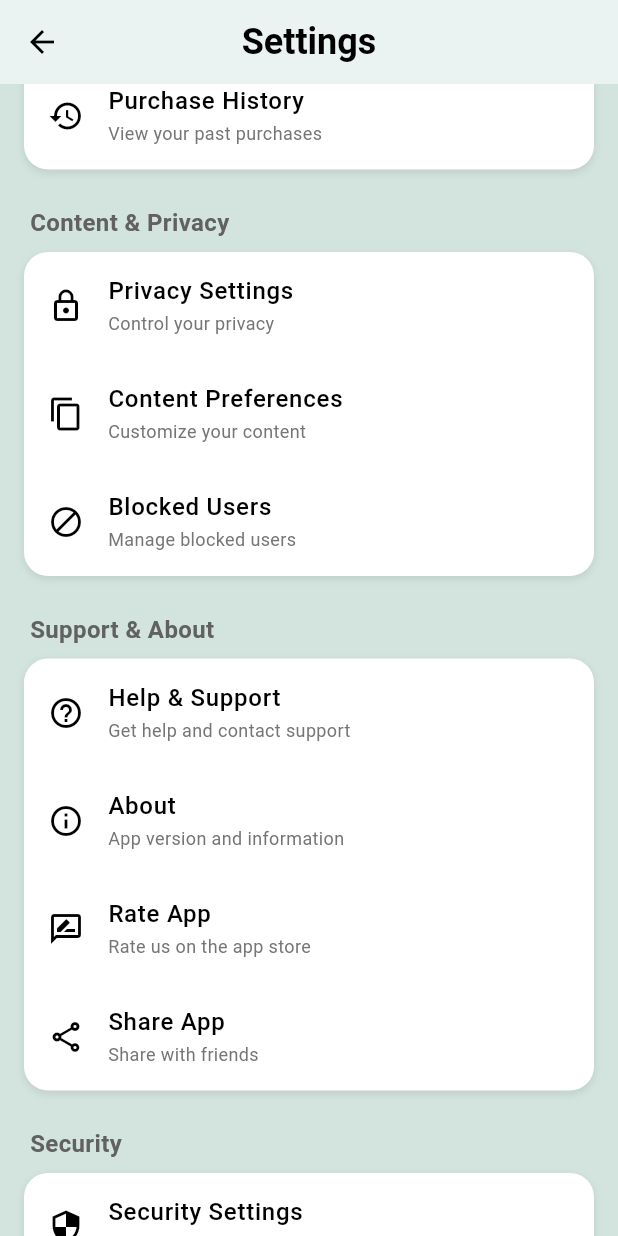
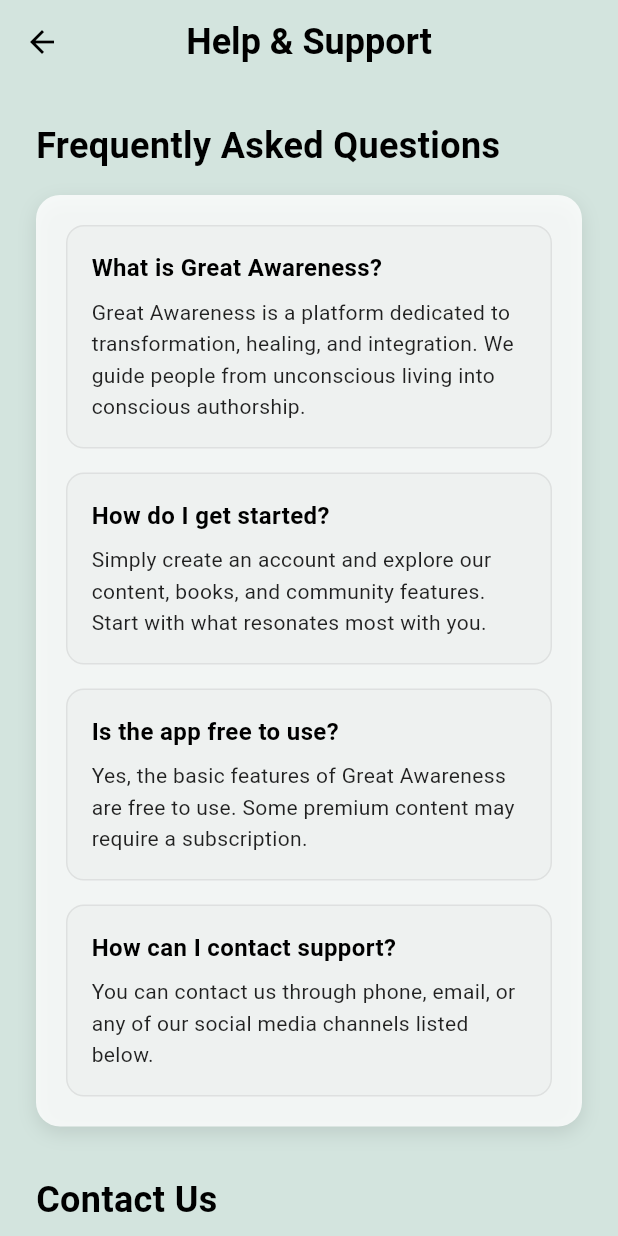
Before and after one commit to confab-sys/GWA, a Flutter app: the SettingsScreen screen opened directly, scrolled down 576 dp, after a tap on "Help & Support", on a phone screen of 412 x 824 dp. Run offline on Flutter 3.47's test engine with Material 3 defaults, Android fonts, the phone set to English and light mode, and no system bars; our stand-ins replace chewie, device_info_plus, flutter_html, google_fonts, image_picker, shared_preferences and 2 more; missing offline and left inert: epubx; accounts and stored records are empty; network calls fail; Roboto replaces fonts that are missing (Judson).

Commit message:
feat(screens): add about us and help support screens
- Create new AboutUsScreen with mission, vision and contact information
- Create new HelpSupportScreen with FAQ, contact and social media sections
- Update main.dart to include new screen routes
- Replace in-dialog about info with navigation to new AboutUsScreen

```diff
--- a/great-awareness-frontend/lib/main.dart
+++ b/great-awareness-frontend/lib/main.dart
@@ -6,6 +6,8 @@ import 'screens/login_screen.dart';
 import 'screens/login1_screen.dart';
 import 'screens/signup_screen.dart';
 import 'screens/feed_screen.dart';
+import 'screens/about_us_screen.dart';
+import 'screens/help_support_screen.dart';
 import 'services/auth_service.dart';
 import 'services/theme_provider.dart';
 import 'services/notification_service.dart';
@@ -39,6 +41,8 @@ class MyApp extends StatelessWidget {
               '/login1': (_) => const Login1Screen(),
               '/signup': (_) => const SignupScreen(),
               '/home': (_) => const FeedScreen(),
+              '/about': (_) => const AboutUsScreen(),
+              '/help': (_) => const HelpSupportScreen(),
             },
           );
         },
--- /dev/null
+++ b/great-awareness-frontend/lib/screens/help_support_screen.dart
@@ -0,0 +1,397 @@
+import 'package:flutter/material.dart';
+import 'package:google_fonts/google_fonts.dart';
+import 'package:url_launcher/url_launcher.dart';
+
+class HelpSupportScreen extends StatelessWidget {
+  const HelpSupportScreen({super.key});
+
+  Future<void> _launchUrl(String url) async {
+    final Uri uri = Uri.parse(url);
+    if (!await launchUrl(uri)) {
+      throw Exception('Could not launch $url');
+    }
+  }
+
+  Future<void> _makePhoneCall(String phoneNumber) async {
+    final Uri launchUri = Uri(
+      scheme: 'tel',
+      path: phoneNumber,
+    );
+    if (!await launchUrl(launchUri)) {
+      throw Exception('Could not launch phone call');
+    }
+  }
+
+  Future<void> _sendEmail(String email) async {
+    final Uri launchUri = Uri(
+      scheme: 'mailto',
+      path: email,
+    );
+    if (!await launchUrl(launchUri)) {
+      throw Exception('Could not launch email');
+    }
+  }
+
+  @override
+  Widget build(BuildContext context) {
+    return Scaffold(
+      backgroundColor: const Color(0xFFD3E4DE),
+      appBar: AppBar(
+        backgroundColor: Colors.transparent,
+        elevation: 0,
+        leading: IconButton(
+          icon: const Icon(Icons.arrow_back, color: Colors.black),
+          onPressed: () => Navigator.of(context).pop(),
+        ),
+        title: Text(
+          'Help & Support',
+          style: GoogleFonts.judson(
+            textStyle: const TextStyle(
+              color: Colors.black,
+              fontSize: 24,
+              fontWeight: FontWeight.bold,
+            ),
+          ),
+        ),
+        centerTitle: true,
+      ),
+      body: SingleChildScrollView(
+        padding: const EdgeInsets.all(24.0),
+        child: Column(
+          crossAxisAlignment: CrossAxisAlignment.start,
+          children: [
+            // FAQ Section
+            Text(
+              'Frequently Asked Questions',
+              style: GoogleFonts.judson(
+                textStyle: const TextStyle(
+                  fontSize: 24,
+                  fontWeight: FontWeight.bold,
+                  color: Colors.black,
+                ),
+              ),
+            ),
+            const SizedBox(height: 16),
+
+            Container(
+              padding: const EdgeInsets.all(20),
+              decoration: BoxDecoration(
+                color: Colors.white.withValues(alpha: 0.8),
+                borderRadius: BorderRadius.circular(16),
+                boxShadow: [
+                  BoxShadow(
+                    color: Colors.black.withValues(alpha: 0.1),
+                    blurRadius: 10,
+                    offset: const Offset(0, 4),
+                  ),
+                ],
+              ),
+              child: Column(
+                crossAxisAlignment: CrossAxisAlignment.start,
+                children: [
+                  _buildFAQItem(
+                    'What is Great Awareness?',
+                    'Great Awareness is a platform dedicated to transformation, healing, and integration. We guide people from unconscious living into conscious authorship.',
+                  ),
+                  const SizedBox(height: 16),
+                  _buildFAQItem(
+                    'How do I get started?',
+                    'Simply create an account and explore our content, books, and community features. Start with what resonates most with you.',
+                  ),
+                  const SizedBox(height: 16),
+                  _buildFAQItem(
+                    'Is the app free to use?',
+                    'Yes, the basic features of Great Awareness are free to use. Some premium content may require a subscription.',
+                  ),
+                  const SizedBox(height: 16),
+                  _buildFAQItem(
+                    'How can I contact support?',
+                    'You can contact us through phone, email, or any of our social media channels listed below.',
+                  ),
+                ],
+              ),
+            ),
+
+            const SizedBox(height: 32),
+
+            // Contact Us Section
+            Text(
+              'Contact Us',
+              style: GoogleFonts.judson(
+                textStyle: const TextStyle(
+                  fontSize: 24,
+                  fontWeight: FontWeight.bold,
+                  color: Colors.black,
+                ),
+              ),
+            ),
+            const SizedBox(height: 16),
+
+            Container(
+              padding: const EdgeInsets.all(20),
+              decoration: BoxDecoration(
+                color: Colors.white.withValues(alpha: 0.8),
+                borderRadius: BorderRadius.circular(16),
+                boxShadow: [
+                  BoxShadow(
+                    color: Colors.black.withValues(alpha: 0.1),
+                    blurRadius: 10,
+                    offset: const Offset(0, 4),
+                  ),
+                ],
+              ),
+              child: Column(
+                children: [
+                  _buildContactItem(
+                    icon: Icons.phone,
+                    title: 'Phone',
+                    subtitle: '+254 725 630 194',
+                    onTap: () => _makePhoneCall('+254725630194'),
+                    iconColor: Colors.green,
+                  ),
+                  const SizedBox(height: 16),
+                  _buildContactItem(
+                    icon: Icons.email,
+                    title: 'Email',
+                    subtitle: 'greatawareness1@gmail.com',
+                    onTap: () => _sendEmail('greatawareness1@gmail.com'),
+                    iconColor: Colors.blue,
+                  ),
+                ],
+              ),
+            ),
+
+            const SizedBox(height: 32),
+
+            // Social Media Section
+            Text(
+              'Connect With Us',
+              style: GoogleFonts.judson(
+                textStyle: const TextStyle(
+                  fontSize: 24,
+                  fontWeight: FontWeight.bold,
+                  color: Colors.black,
+                ),
+              ),
+            ),
+            const SizedBox(height: 16),
+
+            Container(
+              padding: const EdgeInsets.all(20),
+              decoration: BoxDecoration(
+                color: Colors.white.withValues(alpha: 0.8),
+                borderRadius: BorderRadius.circular(16),
+                boxShadow: [
+                  BoxShadow(
+                    color: Colors.black.withValues(alpha: 0.1),
+                    blurRadius: 10,
+                    offset: const Offset(0, 4),
+                  ),
+                ],
+              ),
+              child: Column(
+                children: [
+                  _buildSocialMediaItem(
+                    icon: Icons.chat_bubble,
+                    title: 'WhatsApp Group',
+                    subtitle: 'Join our community group',
+                    onTap: () => _launchUrl('https://chat.whatsapp.com/H8DGK7wnp6IHMcR91KajlC?mode=hqrc'),
+                    iconColor: Colors.green,
+                  ),
+                  const SizedBox(height: 16),
+                  _buildSocialMediaItem(
+                    icon: Icons.broadcast_on_personal,
+                    title: 'WhatsApp Channel',
+                    subtitle: 'Follow our updates',
+                    onTap: () => _launchUrl('https://whatsapp.com/channel/0029Vb6Ej107IUYZJY9gPI0o'),
+                    iconColor: Colors.green,
+                  ),
+                  const SizedBox(height: 16),
+                  _buildSocialMediaItem(
+                    icon: Icons.music_note,
+                    title: 'TikTok',
+                    subtitle: 'Follow us on TikTok',
+                    onTap: () => _launchUrl('https://www.tiktok.com/@ashwa.vlogs'),
+                    iconColor: Colors.pink,
+                  ),
+                ],
+              ),
+            ),
+
+            const SizedBox(height: 40),
+          ],
+        ),
+      ),
+    );
+  }
+
+  Widget _buildFAQItem(String question, String answer) {
+    return Container(
+      padding: const EdgeInsets.all(16),
+      decoration: BoxDecoration(
+        color: Colors.grey.withValues(alpha: 0.05),
+        borderRadius: BorderRadius.circular(12),
+        border: Border.all(
+          color: Colors.grey.withValues(alpha: 0.2),
+          width: 1,
+        ),
+      ),
+      child: Column(
+        crossAxisAlignment: CrossAxisAlignment.start,
+        children: [
+          Text(
+            question,
+            style: GoogleFonts.judson(
+              textStyle: const TextStyle(
+                fontSize: 16,
+                fontWeight: FontWeight.bold,
+                color: Colors.black,
+              ),
+            ),
+          ),
+          const SizedBox(height: 8),
+          Text(
+            answer,
+            style: GoogleFonts.judson(
+              textStyle: const TextStyle(
+                fontSize: 14,
+                height: 1.5,
+                color: Colors.black87,
+              ),
+            ),
+          ),
+        ],
+      ),
+    );
+  }
+
+  Widget _buildContactItem({
+    required IconData icon,
+    required String title,
+    required String subtitle,
+    required VoidCallback onTap,
+    required Color iconColor,
+  }) {
+    return InkWell(
+      onTap: onTap,
+      borderRadius: BorderRadius.circular(12),
+      child: Container(
+        padding: const EdgeInsets.all(16),
+        decoration: BoxDecoration(
+          color: Colors.grey.withValues(alpha: 0.05),
+          borderRadius: BorderRadius.circular(12),
+          border: Border.all(
+            color: Colors.grey.withValues(alpha: 0.2),
+            width: 1,
+          ),
+        ),
+        child: Row(
+          children: [
+            Container(
+              padding: const EdgeInsets.all(12),
+              decoration: BoxDecoration(
+                color: iconColor.withValues(alpha: 0.1),
+                borderRadius: BorderRadius.circular(8),
+              ),
+              child: Icon(icon, color: iconColor, size: 24),
+            ),
+            const SizedBox(width: 16),
+            Expanded(
+              child: Column(
+                crossAxisAlignment: CrossAxisAlignment.start,
+                children: [
+                  Text(
+                    title,
+                    style: GoogleFonts.judson(
+                      textStyle: const TextStyle(
+                        fontSize: 16,
+                        fontWeight: FontWeight.bold,
+                        color: Colors.black,
+                      ),
+                    ),
+                  ),
+                  const SizedBox(height: 4),
+                  Text(
+                    subtitle,
+                    style: GoogleFonts.judson(
+                      textStyle: const TextStyle(
+                        fontSize: 14,
+                        color: Colors.black87,
+                      ),
+                    ),
+                  ),
+                ],
+              ),
+            ),
+            const Icon(Icons.arrow_forward_ios, color: Colors.grey, size: 16),
+          ],
+        ),
+      ),
+    );
+  }
+
+  Widget _buildSocialMediaItem({
+    required IconData icon,
+    required String title,
+    required String subtitle,
+    required VoidCallback onTap,
+    required Color iconColor,
+  }) {
+    return InkWell(
+      onTap: onTap,
+      borderRadius: BorderRadius.circular(12),
+      child: Container(
+        padding: const EdgeInsets.all(16),
+        decoration: BoxDecoration(
+          color: Colors.grey.withValues(alpha: 0.05),
+          borderRadius: BorderRadius.circular(12),
+          border: Border.all(
+            color: Colors.grey.withValues(alpha: 0.2),
+            width: 1,
+          ),
+        ),
+        child: Row(
+          children: [
+            Container(
+              padding: const EdgeInsets.all(12),
+              decoration: BoxDecoration(
+                color: iconColor.withValues(alpha: 0.1),
+                borderRadius: BorderRadius.circular(8),
+              ),
+              child: Icon(icon, color: iconColor, size: 24),
+            ),
+            const SizedBox(width: 16),
+            Expanded(
+              child: Column(
+                crossAxisAlignment: CrossAxisAlignment.start,
+                children: [
+                  Text(
+                    title,
+                    style: GoogleFonts.judson(
+                      textStyle: const TextStyle(
+                        fontSize: 16,
+                        fontWeight: FontWeight.bold,
+                        color: Colors.black,
+                      ),
+                    ),
+                  ),
+                  const SizedBox(height: 4),
+                  Text(
+                    subtitle,
+                    style: GoogleFonts.judson(
+                      textStyle: const TextStyle(
+                        fontSize: 14,
+                        color: Colors.black87,
+                      ),
+                    ),
+                  ),
+                ],
+              ),
+            ),
+            const Icon(Icons.open_in_new, color: Colors.grey, size: 16),
+          ],
+        ),
+      ),
+    );
+  }
+}
--- a/great-awareness-frontend/lib/screens/settings_screen.dart
+++ b/great-awareness-frontend/lib/screens/settings_screen.dart
@@ -5,12 +5,13 @@ import 'package:image_picker/image_picker.dart';
 import 'dart:io';
 import 'dart:typed_data';
 import 'package:flutter/foundation.dart' show kIsWeb;
-import 'package:path/path.dart' as path;
 import 'package:provider/provider.dart';
 import '../services/auth_service.dart';
 import '../services/theme_provider.dart';
 import '../models/user.dart';
 import 'admin_posting_screen.dart';
+import 'about_us_screen.dart';
+import 'help_support_screen.dart';
 
 class SettingsScreen extends StatefulWidget {
   const SettingsScreen({super.key});
@@ -874,15 +875,25 @@ class _SettingsScreenState extends State<SettingsScreen> {
                   title: 'Help & Support',
                   subtitle: 'Get help and contact support',
                   onTap: () {
-                    // Navigate to help and support screen
+                    Navigator.push(
+                      context,
+                      MaterialPageRoute(
+                        builder: (context) => const HelpSupportScreen(),
+                      ),
+                    );
                   },
                 ),
                 _buildSettingsItem(
                   icon: Icons.info_outline,
-                  title: 'About',
-                  subtitle: 'App version and information',
+                  title: 'About Us',
+                  subtitle: 'Learn more about Great Awareness',
                   onTap: () {
-                    _showAboutDialog();
+                    Navigator.push(
+                      context,
+                      MaterialPageRoute(
+                        builder: (context) => const AboutUsScreen(),
+                      ),
+                    );
                   },
                 ),
                 _buildSettingsItem(
@@ -937,69 +948,6 @@ class _SettingsScreenState extends State<SettingsScreen> {
           ],
         ),
       ),
-    );
-  }
-
-  void _showAboutDialog() {
-    showDialog(
-      context: context,
-      builder: (BuildContext context) {
-        return AlertDialog(
-          backgroundColor: Colors.white,
-          shape: RoundedRectangleBorder(
-            borderRadius: BorderRadius.circular(16),
-          ),
-          title: Text(
-            'About Great Awareness',
-            style: GoogleFonts.judson(
-              textStyle: const TextStyle(
-                fontSize: 20,
-                fontWeight: FontWeight.bold,
-              ),
-            ),
-          ),
-          content: Column(
-            mainAxisSize: MainAxisSize.min,
-            crossAxisAlignment: CrossAxisAlignment.start,
-            children: [
-              Text(
-                'Version 1.0.0',
-                style: GoogleFonts.judson(
-                  textStyle: const TextStyle(fontSize: 16),
-                ),
-              ),
-              const SizedBox(height: 8),
-              Text(
-                'Your companion for mental health and wellness.',
-                style: GoogleFonts.judson(
-                  textStyle: const TextStyle(fontSize: 14),
-                ),
-              ),
-              const SizedBox(height: 16),
-              Text(
-                '© 2024 Great Awareness. All rights reserved.',
-                style: GoogleFonts.judson(
-                  textStyle: TextStyle(
-                    fontSize: 12,
-                    color: Colors.grey[600],
-                  ),
-                ),
-              ),
-            ],
-          ),
-          actions: [
-            TextButton(
-              onPressed: () => Navigator.of(context).pop(),
-              child: Text(
-                'Close',
-                style: GoogleFonts.judson(
-                  textStyle: TextStyle(color: Colors.grey[600]),
-                ),
-              ),
-            ),
-          ],
-        );
-      },
     );
   }
 
```
Also changed, not shown: great-awareness-frontend/lib/screens/about_us_screen.dart (added, +226 -0 lines).
